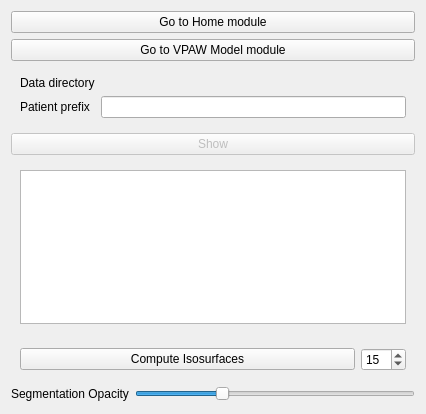
This is Modules/Scripted/VPAWVisualize/Resources/UI/VPAWVisualize.ui in KitwareMedical/vpaw as Qt 5 draws it before an edit. The edited form follows.
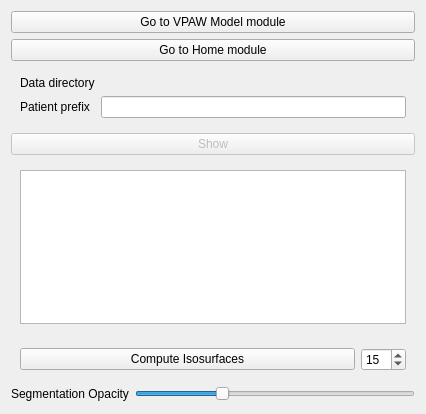
This is the edited form. Custom widgets are drawn as their Qt base class.

Commit message: ENH: Put VPAWModel button before VPAWVisualize button

Diff of the .ui file:
```diff
--- a/Modules/Scripted/VPAWVisualize/Resources/UI/VPAWVisualize.ui
+++ b/Modules/Scripted/VPAWVisualize/Resources/UI/VPAWVisualize.ui
@@ -12,7 +12,7 @@
   </property>
   <layout class="QVBoxLayout" name="verticalLayout">
    <item>
-    <widget class="QPushButton" name="HomeButton">
+    <widget class="QPushButton" name="VPAWModelButton">
      <property name="enabled">
       <bool>true</bool>
      </property>
@@ -20,12 +20,12 @@
       <string>Go to Home module</string>
      </property>
      <property name="text">
-      <string>Go to Home module</string>
+      <string>Go to VPAW Model module</string>
      </property>
     </widget>
    </item>
    <item>
-    <widget class="QPushButton" name="VPAWModelButton">
+    <widget class="QPushButton" name="HomeButton">
      <property name="enabled">
       <bool>true</bool>
      </property>
@@ -33,7 +33,7 @@
       <string>Go to VPAW Model module</string>
      </property>
      <property name="text">
-      <string>Go to VPAW Model module</string>
+      <string>Go to Home module</string>
      </property>
     </widget>
    </item>
```
Left out of the diff: 4 changed lines with no effect on the pictures. The commit also changes 2 other files.
